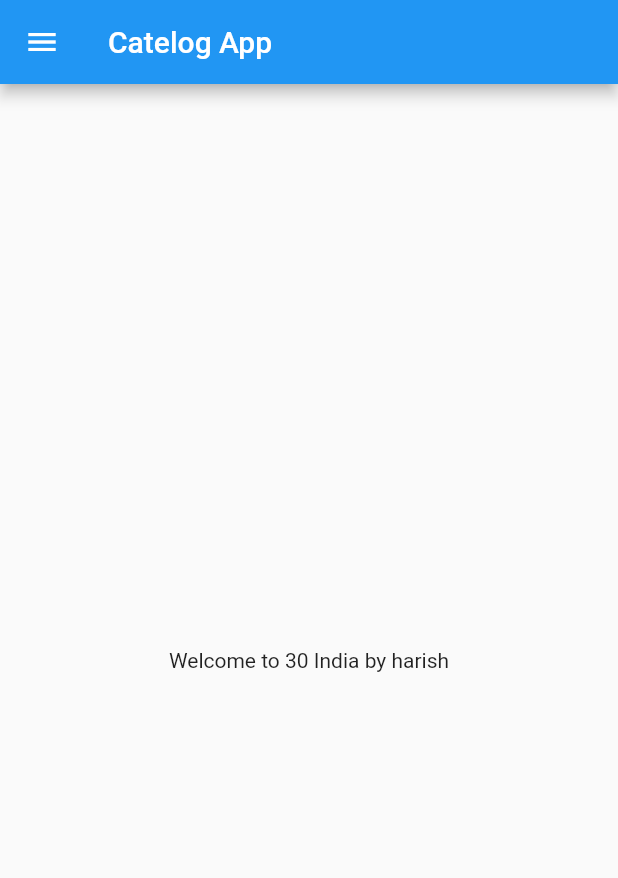
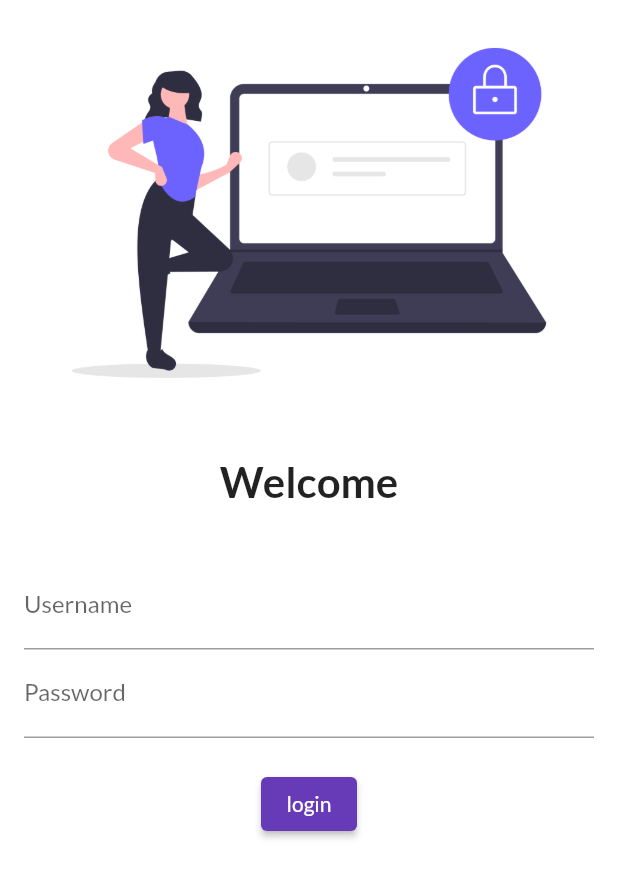
Before and after one commit to harishsingh22221/30daysofflutter, a Flutter app: the screen it shows after launch, on a phone screen of 412 x 824 dp. Shown: the top 878 px of the screen. Run offline on Flutter 3.47's test engine with Material 2 defaults, Android fonts, the phone set to English and light mode, and no system bars; our stand-ins replace google_fonts.

Commit message:
day4 completed

```diff
--- a/lib/main.dart
+++ b/lib/main.dart
@@ -1,4 +1,6 @@
-import 'package:flutappe/home_page.dart';
+import 'package:flutappe/pages/home_page.dart';
+import 'package:flutappe/pages/loginpage.dart';
+import 'package:google_fonts/google_fonts.dart';
 import 'package:flutter/material.dart';
 
 void main() {
@@ -10,10 +12,22 @@ class MyApp extends StatelessWidget {
 
   @override
   Widget build(BuildContext context) {
+    return MaterialApp(
+        themeMode: ThemeMode.light,
+        theme: ThemeData(
+          primarySwatch: Colors.deepPurple,
+          fontFamily: GoogleFonts.lato().fontFamily,
+        ),
+        darkTheme: ThemeData(
+          brightness: Brightness.light,
 
-
-    return MaterialApp(
-      home: HomePage(),
+        ),
+       // initialRoute: "/home",//home page ke liye
+        routes:{
+          "/": (context) => LoginPage(),//agar initialroute hta de to login page khulega
+          "/home": (context) => HomePage(),
+          "/login": (context) => LoginPage()
+        } ,
     );
   }
 }
--- /dev/null
+++ b/lib/pages/loginpage.dart
@@ -0,0 +1,60 @@
+import 'package:flutter/material.dart';
+
+class LoginPage extends StatelessWidget {
+  @override
+  Widget build(BuildContext context) {
+    return Material(
+        color: Colors.white,
+        child: Column(
+          children: [
+            Image.asset(
+              "assets/images/loginimage.png",
+              fit: BoxFit.cover,
+            ),
+            SizedBox(
+              height: 20.0,
+            ),
+            Text(
+              "Welcome",
+              style: TextStyle(
+                fontSize: 28,
+                fontWeight: FontWeight.bold,
+              ),
+            ),
+            SizedBox(
+              height: 20.0,
+            ),
+            Padding(
+              padding: const EdgeInsets.all(
+                  16.0), //pading ke liye column ko wrap with padding cont+.
+              child: Column(
+                children: [
+                  TextFormField(
+                    decoration: InputDecoration(
+                      hintText: "Enter User Name",
+                      labelText: "Username",
+                    ),
+                  ),
+                  TextFormField(
+                    decoration: InputDecoration(
+                      hintText: "Enter User password",
+                      labelText: "Password",
+                    ),
+                  ),
+                  SizedBox(
+                    height: 20.0,
+                  ),
+                  ElevatedButton(
+                    child: Text("login"),
+                    style: TextButton.styleFrom(),
+                    onPressed: () {
+                      print("hi mister kese ho");
+                    },
+                  )
+                ],
+              ),
+            )
+          ],
+        ));
+  }
+}
--- a/pubspec.yaml
+++ b/pubspec.yaml
@@ -28,6 +28,7 @@ dependencies:
   # The following adds the Cupertino Icons font to your application.
   # Use with the CupertinoIcons class for iOS style icons.
   cupertino_icons: ^1.0.2
+  google_fonts: ^2.1.0
 
 dev_dependencies:
   flutter_test:
@@ -45,8 +46,8 @@ flutter:
   uses-material-design: true
 
   # To add assets to your application, add an assets section, like this:
-  # assets:
-  #   - images/a_dot_burr.jpeg
+  assets:
+    - assets/images/
   #   - images/a_dot_ham.jpeg
 
   # An image asset can refer to one or more resolution-specific "variants", see
```
Also changed, not shown: assets/images/loginimage.png (added), lib/pages/home_page.dart (renamed from lib/home_page.dart), pubspec.lock.
